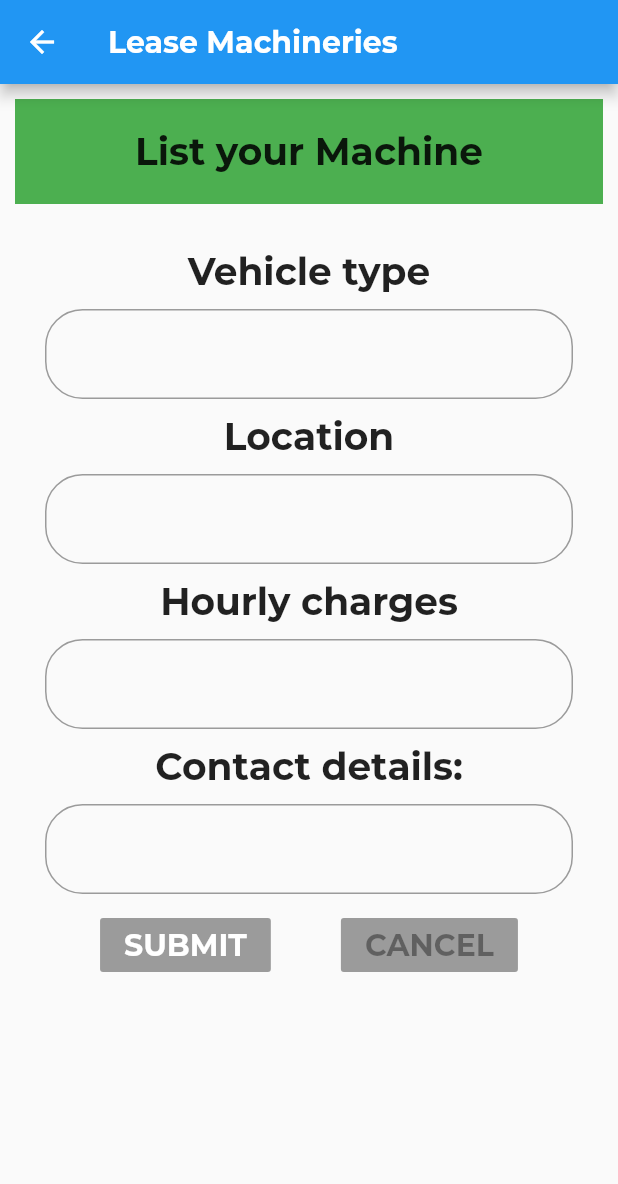
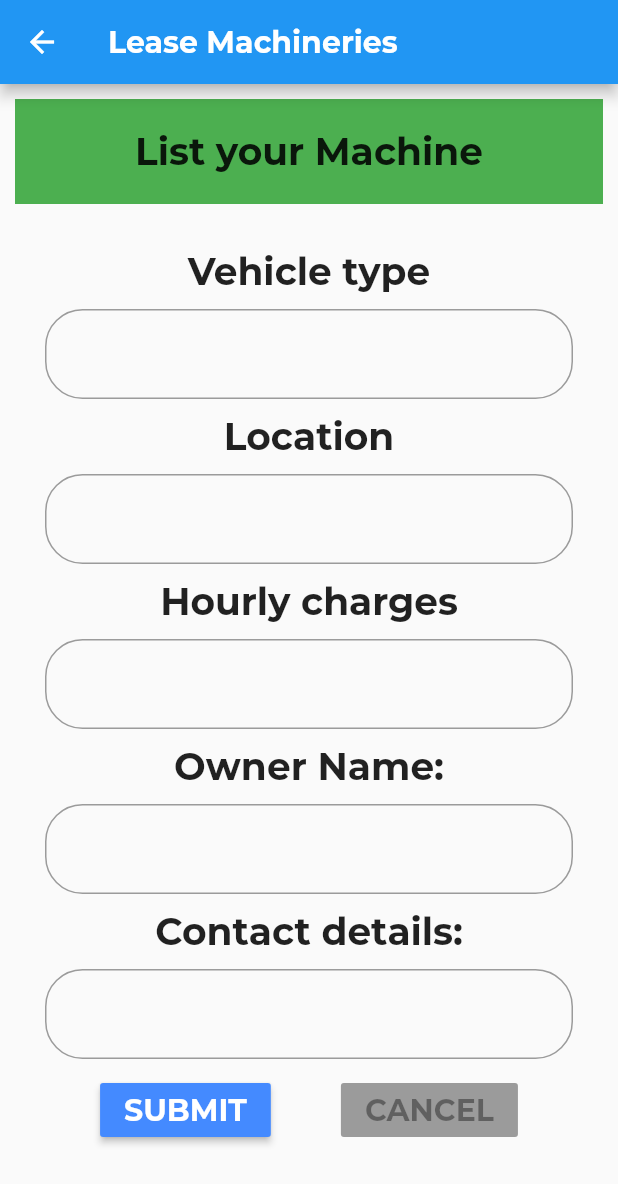
Before and after one commit to sushruth-06/beta_go, a Flutter app: the Lease screen opened directly, on a phone screen of 412 x 824 dp. Shown: the top 1184 px of the screen. Run offline on Flutter 3.47's test engine with Material 2 defaults, Android fonts, the phone set to English and light mode, and no system bars; our stand-ins replace cached_network_image, cloud_firestore; accounts and stored records are empty.

Commit message:
Update lease.dart

```diff
--- a/lib/lease.dart
+++ b/lib/lease.dart
@@ -2,8 +2,29 @@ import 'package:flutter/material.dart';
 import 'package:flutter/widgets.dart';
 import 'package:url_launcher/url_launcher.dart';
 import 'package:cached_network_image/cached_network_image.dart';
+import 'package:cloud_firestore/cloud_firestore.dart';
+class Lease extends StatelessWidget{
 
-class Lease extends StatelessWidget{
+  final a=TextEditingController();
+  final b=TextEditingController();
+  final c=TextEditingController();
+  final d=TextEditingController();
+  final e=TextEditingController();
+
+  final CollectionReference accData=
+      Firestore.instance.collection('rent_vehicles');
+  static final formkey=GlobalKey<FormState>();
+
+  submitAcc(String name,String location,String cost,String contact,String owner){
+    Map<String,String> data=<String,String>{
+      "contact":"$contact",
+      "cost":"$cost",
+      "location":"$location",
+      "name":"$name",
+      "owner":"$owner"
+    };
+    accData.add(data);
+  }
   @override
   Widget build(BuildContext context) {
     // TODO: implement build
@@ -37,6 +58,7 @@ class Lease extends StatelessWidget{
                     Padding(
                       padding: const EdgeInsets.all(10.0),
                       child: TextFormField(
+                        controller: a,
                         keyboardType: TextInputType.text,
                         //controller: name,
                         decoration: InputDecoration(
@@ -56,6 +78,7 @@ class Lease extends StatelessWidget{
                     Padding(
                       padding: const EdgeInsets.all(10.0),
                       child: TextFormField(
+                        controller: b,
                         keyboardType: TextInputType.text,
                         //controller: name,
                         decoration: InputDecoration(
@@ -74,6 +97,26 @@ class Lease extends StatelessWidget{
                     Padding(
                       padding: const EdgeInsets.all(10.0),
                       child: TextFormField(
+                        controller: c,
+                        keyboardType: TextInputType.text,
+                        //controller: name,
+                        decoration: InputDecoration(
+                            border: new OutlineInputBorder(
+                              borderRadius: new BorderRadius.circular(25.0),
+                              borderSide: new BorderSide(),
+                            )),
+                        validator: (value) {
+                          if (value.isEmpty) {
+                            return 'Enter the name';
+                          }
+                        },
+                      ),
+                    ),
+                    Text('Owner Name:',style: TextStyle(fontSize: 25,fontFamily: "Montserrat")),
+                    Padding(
+                      padding: const EdgeInsets.all(10.0),
+                      child: TextFormField(
+                        controller: e,
                         keyboardType: TextInputType.text,
                         //controller: name,
                         decoration: InputDecoration(
@@ -92,6 +135,7 @@ class Lease extends StatelessWidget{
                     Padding(
                       padding: const EdgeInsets.all(10.0),
                       child: TextFormField(
+                        controller: d,
                         keyboardType: TextInputType.text,
                         //controller: name,
                         decoration: InputDecoration(
@@ -109,7 +153,11 @@ class Lease extends StatelessWidget{
                     Row(
                       mainAxisAlignment: MainAxisAlignment.spaceEvenly,
                       children: <Widget>[
-                        RaisedButton(onPressed:null,color: Colors.blueAccent,
+                        RaisedButton(onPressed:()
+                        {
+                          submitAcc(a.text,b.text,c.text,d.text,e.text);
+
+                        },color: Colors.blueAccent,
                           child: Text('SUBMIT',style: TextStyle(fontSize: 20,color: Colors.white,fontFamily: "Montserrat"),),
                         ),
                         RaisedButton(onPressed:null,color: Colors.white,
```
